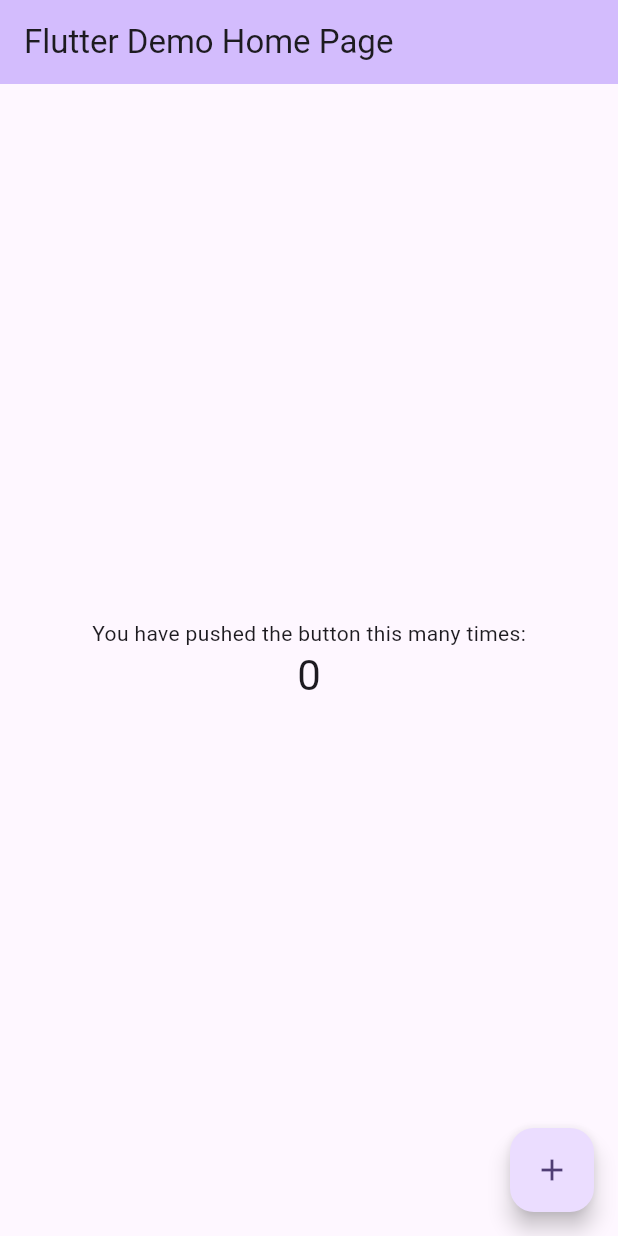
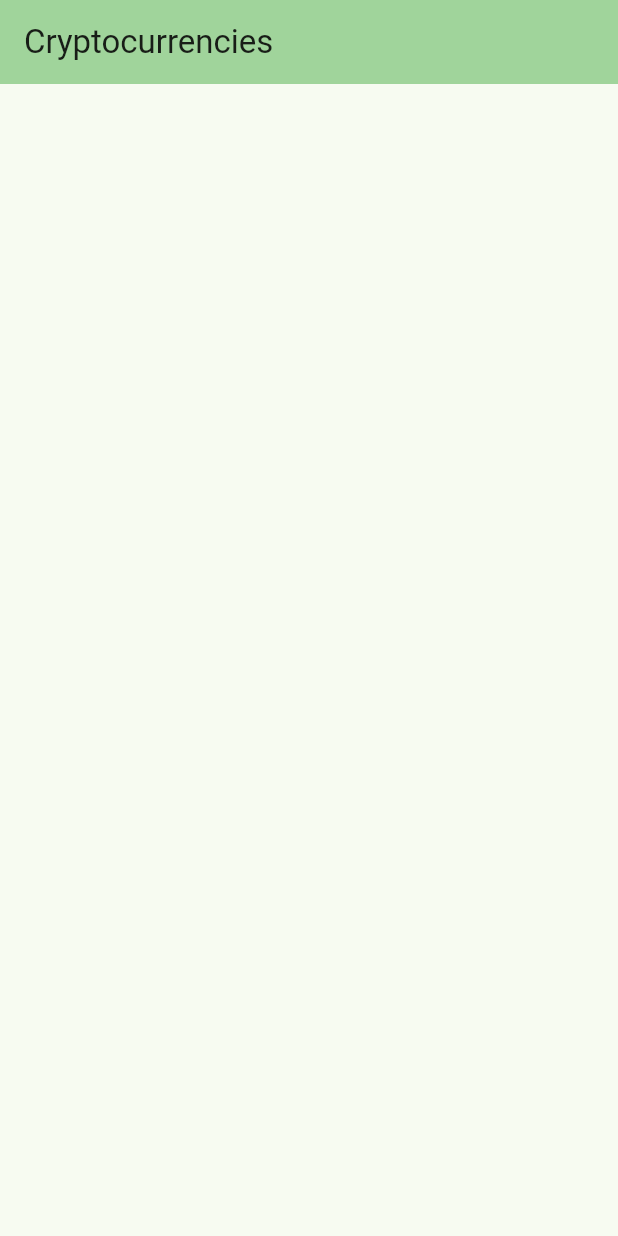
Before and after one commit to voidrlm/Crypto-Ticker-Flutter-App, a Flutter app: the screen it shows after launch, on a phone screen of 412 x 824 dp. Run offline on Flutter 3.47's test engine with Material 2 defaults, Android fonts, the phone set to English and light mode, and no system bars.

Commit message:
Code cleanup

```diff
--- a/lib/main.dart
+++ b/lib/main.dart
@@ -11,115 +11,38 @@
   @override
   Widget build(BuildContext context) {
     return MaterialApp(
-      title: 'Flutter Demo',
+      title: 'Cryptocurrency',
       theme: ThemeData(
-        // This is the theme of your application.
-        //
-        // TRY THIS: Try running your application with "flutter run". You'll see
-        // the application has a blue toolbar. Then, without quitting the app,
-        // try changing the seedColor in the colorScheme below to Colors.green
-        // and then invoke "hot reload" (save your changes or press the "hot
-        // reload" button in a Flutter-supported IDE, or press "r" if you used
-        // the command line to start the app).
-        //
-        // Notice that the counter didn't reset back to zero; the application
-        // state is not lost during the reload. To reset the state, use hot
-        // restart instead.
-        //
-        // This works for code too, not just values: Most code changes can be
-        // tested with just a hot reload.
-        colorScheme: ColorScheme.fromSeed(seedColor: Colors.deepPurple),
+        colorScheme:
+            ColorScheme.fromSeed(seedColor: Color.fromARGB(112, 0, 146, 44)),
         useMaterial3: true,
       ),
-      home: const MyHomePage(title: 'Flutter Demo Home Page'),
+      home: const MyHomePage(title: "Cryptocurrencies"),
     );
   }
 }
 
 class MyHomePage extends StatefulWidget {
   const MyHomePage({super.key, required this.title});
-
-  // This widget is the home page of your application. It is stateful, meaning
-  // that it has a State object (defined below) that contains fields that affect
-  // how it looks.
-
-  // This class is the configuration for the state. It holds the values (in this
-  // case the title) provided by the parent (in this case the App widget) and
-  // used by the build method of the State. Fields in a Widget subclass are
-  // always marked "final".
-
   final String title;
-
   @override
   State<MyHomePage> createState() => _MyHomePageState();
 }
 
 class _MyHomePageState extends State<MyHomePage> {
-  int _counter = 0;
-
-  void _incrementCounter() {
-    setState(() {
-      // This call to setState tells the Flutter framework that something has
-      // changed in this State, which causes it to rerun the build method below
-      // so that the display can reflect the updated values. If we changed
-      // _counter without calling setState(), then the build method would not be
-      // called again, and so nothing would appear to happen.
-      _counter++;
-    });
-  }
-
   @override
   Widget build(BuildContext context) {
-    // This method is rerun every time setState is called, for instance as done
-    // by the _incrementCounter method above.
-    //
-    // The Flutter framework has been optimized to make rerunning build methods
-    // fast, so that you can just rebuild anything that needs updating rather
-    // than having to individually change instances of widgets.
     return Scaffold(
       appBar: AppBar(
-        // TRY THIS: Try changing the color here to a specific color (to
-        // Colors.amber, perhaps?) and trigger a hot reload to see the AppBar
-        // change color while the other colors stay the same.
         backgroundColor: Theme.of(context).colorScheme.inversePrimary,
-        // Here we take the value from the MyHomePage object that was created by
-        // the App.build method, and use it to set our appbar title.
         title: Text(widget.title),
       ),
-      body: Center(
-        // Center is a layout widget. It takes a single child and positions it
-        // in the middle of the parent.
+      body: const Center(
         child: Column(
-          // Column is also a layout widget. It takes a list of children and
-          // arranges them vertically. By default, it sizes itself to fit its
-          // children horizontally, and tries to be as tall as its parent.
-          //
-          // Column has various properties to control how it sizes itself and
-          // how it positions its children. Here we use mainAxisAlignment to
-          // center the children vertically; the main axis here is the vertical
-          // axis because Columns are vertical (the cross axis would be
-          // horizontal).
-          //
-          // TRY THIS: Invoke "debug painting" (choose the "Toggle Debug Paint"
-          // action in the IDE, or press "p" in the console), to see the
-          // wireframe for each widget.
           mainAxisAlignment: MainAxisAlignment.center,
-          children: <Widget>[
-            const Text(
-              'You have pushed the button this many times:',
-            ),
-            Text(
-              '$_counter',
-              style: Theme.of(context).textTheme.headlineMedium,
-            ),
-          ],
+          children: <Widget>[],
         ),
       ),
-      floatingActionButton: FloatingActionButton(
-        onPressed: _incrementCounter,
-        tooltip: 'Increment',
-        child: const Icon(Icons.add),
-      ), // This trailing comma makes auto-formatting nicer for build methods.
     );
   }
 }
```
